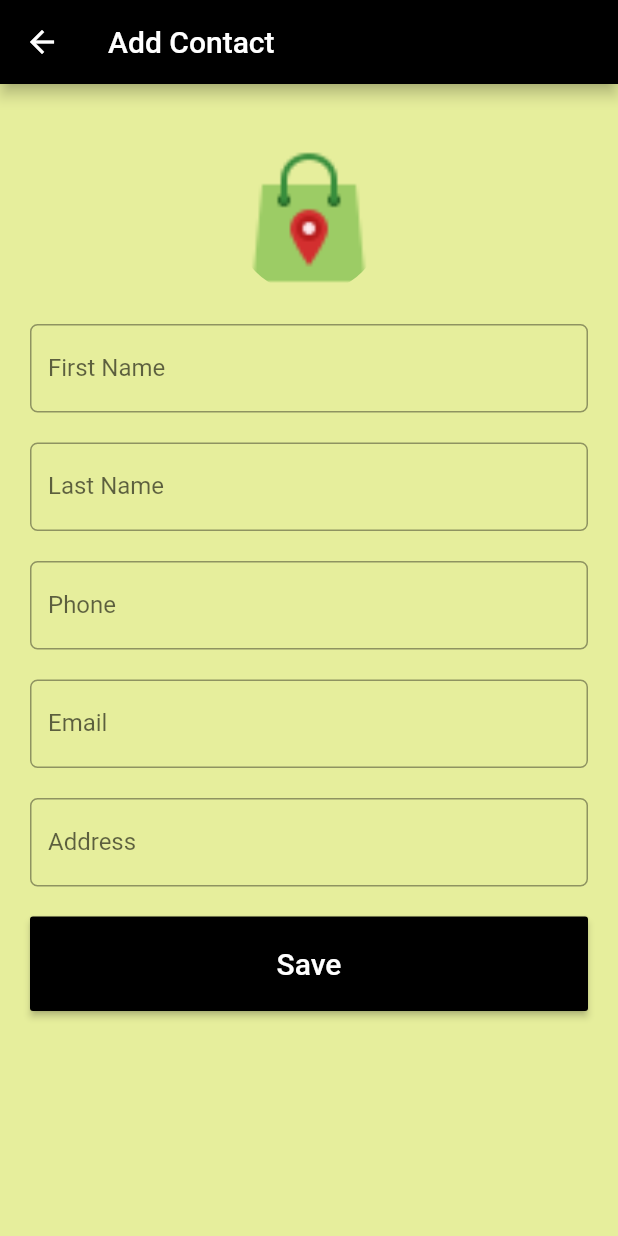
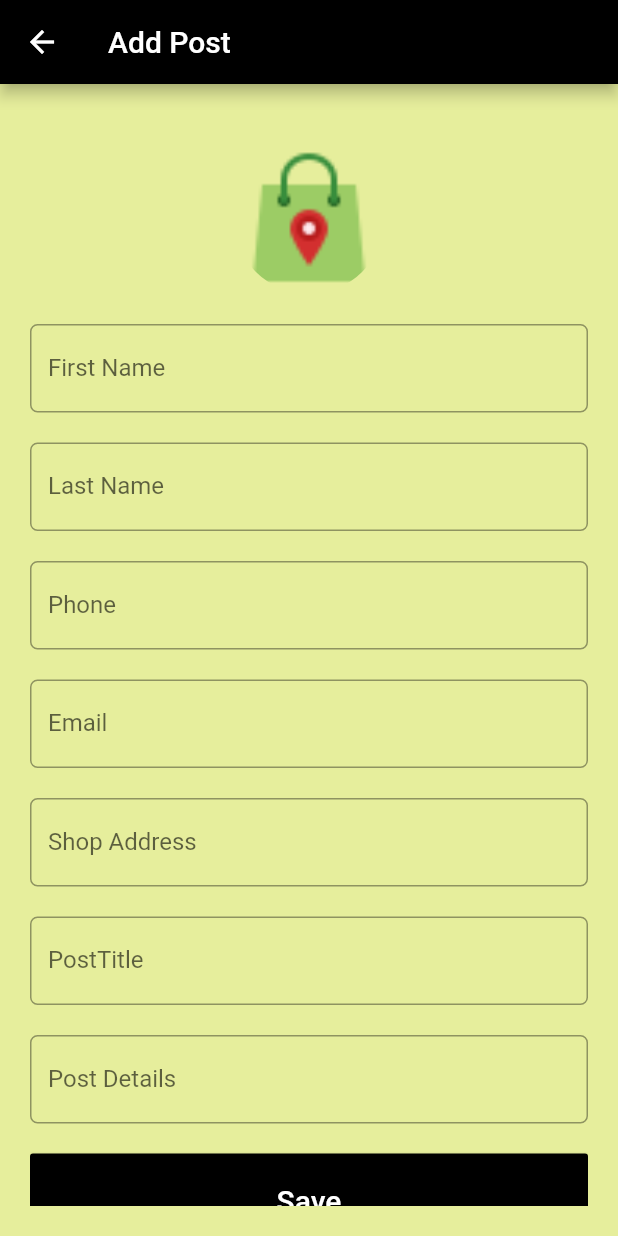
Before and after one commit to innthomas/eShopV2, a Flutter app: the screen it shows after launch, after a tap on the "add" icon, on a phone screen of 412 x 824 dp. Run offline on Flutter 3.47's test engine with Material 2 defaults, Android fonts, the phone set to English and light mode, and no system bars; our stand-ins replace firebase_database, firebase_storage, image_picker; accounts and stored records are empty.

Commit message:
edit files

```diff
--- a/lib/model/contact.dart
+++ b/lib/model/post.dart
@@ -1,6 +1,6 @@
 import 'package:firebase_database/firebase_database.dart';
 
-class Contact {
+class Post {
   String _id;
   String _firstName;
   String _lastName;
@@ -8,14 +8,24 @@ class Contact {
   String _email;
   String _address;
   String _photoUrl;
+  String _postTitle;
+  String _postDetails;
 
   // Constructor for add
-  Contact(this._firstName, this._lastName, this._phone, this._email,
-      this._address, this._photoUrl);
+  Post(this._firstName, this._lastName, this._phone, this._email, this._address,
+      this._photoUrl, this._postTitle, this._postDetails);
 
   // Constructor for edit
-  Contact.withId(this._id, this._firstName, this._lastName, this._phone,
-      this._email, this._address, this._photoUrl);
+  Post.withId(
+      this._id,
+      this._firstName,
+      this._lastName,
+      this._phone,
+      this._email,
+      this._address,
+      this._photoUrl,
+      this._postTitle,
+      this._postDetails);
 
   // Getters
   String get id => this._id;
@@ -25,6 +35,8 @@ class Contact {
   String get email => this._email;
   String get address => this._address;
   String get photoUrl => this._photoUrl;
+  String get postTitle => this._postTitle;
+  String get postDetails => this._postDetails;
 
   // Setters
   set firstName(String firstName) {
@@ -51,7 +63,15 @@ class Contact {
     this._photoUrl = photoUrl;
   }
 
-  Contact.fromSnapshot(DataSnapshot snapshot) {
+  set postTitle(String postTitle) {
+    this._postTitle = postTitle;
+  }
+
+  set postDetails(String postDetails) {
+    this._postDetails = postDetails;
+  }
+
+  Post.fromSnapshot(DataSnapshot snapshot) {
     this._id = snapshot.key;
     this._firstName = snapshot.value['firstName'];
     this._lastName = snapshot.value['lastName'];
@@ -59,6 +79,8 @@ class Contact {
     this._email = snapshot.value['email'];
     this._address = snapshot.value['address'];
     this._photoUrl = snapshot.value['photoUrl'];
+    this._postTitle = snapshot.value['postTitle'];
+    this._postDetails = snapshot.value['postDetails'];
   }
 
   Map<String, dynamic> toJson() {
@@ -68,7 +90,9 @@ class Contact {
       "phone": _phone,
       "email": _email,
       "address": _address,
-      "photoUrl": _photoUrl
+      "photoUrl": _photoUrl,
+      "postTitle": _postTitle,
+      "postDetails": _postDetails
     };
   }
 }
--- a/lib/screens/HomePage.dart
+++ b/lib/screens/HomePage.dart
@@ -1,6 +1,6 @@
 import 'package:flutter/material.dart';
-import 'add_contact.dart';
-import 'view_contact.dart';
+import 'add_post.dart';
+import 'view_post.dart';
 import 'package:firebase_database/firebase_database.dart';
 import 'package:firebase_database/ui/firebase_animated_list.dart';
 
@@ -14,13 +14,13 @@ class _HomePageState extends State<HomePage> {
 
   navigateToAddScreen() {
     Navigator.push(context, MaterialPageRoute(builder: (context) {
-      return AddContact();
+      return AddPost();
     }));
   }
 
   navigateToViewScreen(id) {
     Navigator.push(context, MaterialPageRoute(builder: (context) {
-      return ViewContact(id);
+      return ViewPost(id);
     }));
   }
 
@@ -75,10 +75,16 @@ class _HomePageState extends State<HomePage> {
                           crossAxisAlignment: CrossAxisAlignment.start,
                           children: <Widget>[
                             Text(
-                              "${snapshot.value['firstName']} ${snapshot.value['lastName']}",
+                              "${snapshot.value['postTitle']}",
                               style: TextStyle(
                                 fontSize: 20.0,
                                 fontWeight: FontWeight.bold,
+                              ),
+                            ),
+                            Text(
+                              "${snapshot.value['firstName']} ${snapshot.value['lastName']}",
+                              style: TextStyle(
+                                fontSize: 15.0,
                               ),
                             ),
                             SizedBox(height: 5.0),
--- a/lib/screens/add_contact.dart
+++ b/lib/screens/add_post.dart
@@ -1,4 +1,4 @@
-import 'package:eShop/model/contact.dart';
+import 'package:eShopV2/model/post.dart';
 import 'package:flutter/material.dart';
 import 'package:firebase_database/firebase_database.dart';
 import 'dart:io';
@@ -6,30 +6,42 @@ import 'package:image_picker/image_picker.dart';
 import 'package:firebase_storage/firebase_storage.dart';
 import 'package:path/path.dart';
 
-class AddContact extends StatefulWidget {
+class AddPost extends StatefulWidget {
   @override
-  _AddContactState createState() => _AddContactState();
+  _AddPostState createState() => _AddPostState();
 }
 
-class _AddContactState extends State<AddContact> {
+class _AddPostState extends State<AddPost> {
   DatabaseReference _databaseReference = FirebaseDatabase.instance.reference();
 
   String _firstName = '';
   String _lastName = '';
+  String _postTitle = '';
+  String _postDetails = '';
   String _phone = '';
   String _email = '';
   String _address = '';
   String _photoUrl = "empty";
 
-  saveContact(BuildContext context) async {
+  savePost(BuildContext context) async {
     if (_firstName.isNotEmpty &&
         _lastName.isNotEmpty &&
+        _postTitle.isNotEmpty &&
+        _postDetails.isNotEmpty &&
         _phone.isNotEmpty &&
         _email.isNotEmpty &&
         _address.isNotEmpty) {
-      Contact contact = Contact(this._firstName, this._lastName, this._phone,
-          this._email, this._address, this._photoUrl);
-      await _databaseReference.push().set(contact.toJson());
+      Post post = Post(
+        this._firstName,
+        this._lastName,
+        this._phone,
+        this._postTitle,
+        this._postDetails,
+        this._email,
+        this._address,
+        this._photoUrl,
+      );
+      await _databaseReference.push().set(post.toJson());
       navigateToLastScreen(context);
     } else {
       showDialog(
@@ -88,7 +100,7 @@ class _AddContactState extends State<AddContact> {
   Widget build(BuildContext context) {
     return Scaffold(
       appBar: AppBar(
-        title: Text("Add Contact"),
+        title: Text("Add Post"),
         backgroundColor: Colors.black,
       ),
       backgroundColor: Colors.lime.shade200,
@@ -198,7 +210,39 @@ class _AddContactState extends State<AddContact> {
                     });
                   },
                   decoration: InputDecoration(
-                    labelText: 'Address',
+                    labelText: 'Shop Address',
+                    border: OutlineInputBorder(
+                      borderRadius: BorderRadius.circular(5.0),
+                    ),
+                  ),
+                ),
+              ),
+              Container(
+                margin: EdgeInsets.only(top: 20.0),
+                child: TextField(
+                  onChanged: (value) {
+                    setState(() {
+                      _postTitle = value;
+                    });
+                  },
+                  decoration: InputDecoration(
+                    labelText: 'PostTitle',
+                    border: OutlineInputBorder(
+                      borderRadius: BorderRadius.circular(5.0),
+                    ),
+                  ),
+                ),
+              ),
+              Container(
+                margin: EdgeInsets.only(top: 20.0),
+                child: TextField(
+                  onChanged: (value) {
+                    setState(() {
+                      _postDetails = value;
+                    });
+                  },
+                  decoration: InputDecoration(
+                    labelText: 'Post Details',
                     border: OutlineInputBorder(
                       borderRadius: BorderRadius.circular(5.0),
                     ),
@@ -212,7 +256,7 @@ class _AddContactState extends State<AddContact> {
                   color: Colors.black,
                   padding: EdgeInsets.fromLTRB(100.0, 20.0, 100.0, 20.0),
                   onPressed: () {
-                    saveContact(context);
+                    savePost(context);
                   },
                   child: Text(
                     'Save',
--- a/lib/screens/edit_contact.dart
+++ b/lib/screens/edit_post.dart
@@ -1,4 +1,4 @@
-import 'package:eShop/model/contact.dart';
+import 'package:eShopV2/model/post.dart';
 import 'package:flutter/material.dart';
 import 'package:firebase_database/firebase_database.dart';
 import 'dart:io';
@@ -6,16 +6,16 @@ import 'package:firebase_storage/firebase_storage.dart';
 import 'package:image_picker/image_picker.dart';
 import 'package:path/path.dart';
 
-class EditContact extends StatefulWidget {
+class EditPost extends StatefulWidget {
   final String id;
-  EditContact(this.id);
+  EditPost(this.id);
   @override
-  _EditContactState createState() => _EditContactState(id);
+  _EditPostState createState() => _EditPostState(id);
 }
 
-class _EditContactState extends State<EditContact> {
+class _EditPostState extends State<EditPost> {
   String id;
-  _EditContactState(this.id);
+  _EditPostState(this.id);
 
   String _firstName = '';
   String _lastName = '';
@@ -23,6 +23,8 @@ class _EditContactState extends State<EditContact> {
   String _address = '';
   String _email = '';
   String _photoUrl;
+  String _postTitle;
+  String _postDetails;
 
   // handle text editing controller
 
@@ -31,6 +33,8 @@ class _EditContactState extends State<EditContact> {
   TextEditingController _poController = TextEditingController();
   TextEditingController _emController = TextEditingController();
   TextEditingController _adController = TextEditingController();
+  TextEditingController _titleController = TextEditingController();
+  TextEditingController _detailsController = TextEditingController();
 
   bool isLoading = true;
 
@@ -40,43 +44,57 @@ class _EditContactState extends State<EditContact> {
   @override
   void initState() {
     super.initState();
-    // get contact from firebase
-    this.getContact(id);
+    // get Post from firebase
+    this.getPost(id);
   }
 
-  getContact(id) async {
-    Contact contact;
+  getPost(id) async {
+    Post post;
     _databaseReference.child(id).onValue.listen((event) {
-      contact = Contact.fromSnapshot(event.snapshot);
+      post = Post.fromSnapshot(event.snapshot);
 
-      _fnController.text = contact.firstName;
-      _lnController.text = contact.lastName;
-      _poController.text = contact.phone;
-      _emController.text = contact.email;
-      _adController.text = contact.address;
+      _fnController.text = post.firstName;
+      _lnController.text = post.lastName;
+      _poController.text = post.phone;
+      _emController.text = post.email;
+      _adController.text = post.address;
+      _titleController.text = post.postTitle;
+      _detailsController.text = post.postDetails;
 
       setState(() {
-        _firstName = contact.firstName;
-        _lastName = contact.lastName;
-        _phone = contact.phone;
-        _email = contact.email;
-        _address = contact.address;
-        _photoUrl = contact.photoUrl;
+        _firstName = post.firstName;
+        _lastName = post.lastName;
+        _phone = post.phone;
+        _email = post.email;
+        _address = post.address;
+        _photoUrl = post.photoUrl;
+        _postTitle = post.postTitle;
+        _postDetails = post.postDetails;
         isLoading = false;
       });
     });
   }
 
-  // update contact
-  updateContact(BuildContext context) async {
+  // update Post
+  updatePost(BuildContext context) async {
     if (_firstName.isNotEmpty &&
         _lastName.isNotEmpty &&
         _phone.isNotEmpty &&
+        _postTitle.isNotEmpty &&
+        _postDetails.isNotEmpty &&
         _email.isNotEmpty &&
         _address.isNotEmpty) {
-      Contact contact = Contact.withId(this.id, this._firstName, this._lastName,
-          this._phone, this._email, this._address, this._photoUrl);
-      await _databaseReference.child(id).set(contact.toJson());
+      Post post = Post.withId(
+          this.id,
+          this._firstName,
+          this._lastName,
+          this._postTitle,
+          this._postDetails,
+          this._phone,
+          this._email,
+          this._address,
+          this._photoUrl);
+      await _databaseReference.child(id).set(post.toJson());
       navigateToLastScreen(context);
     } else {
       showDialog(
@@ -140,7 +158,7 @@ class _EditContactState extends State<EditContact> {
   Widget build(BuildContext context) {
     return Scaffold(
       appBar: AppBar(
-        title: Text("Edit Contact"),
+        title: Text("Edit Post"),
         backgroundColor: Colors.black,
       ),
       backgroundColor: Colors.lime.shade200,
@@ -261,13 +279,45 @@ class _EditContactState extends State<EditContact> {
                         ),
                       ),
                     ),
+                    Container(
+                      margin: EdgeInsets.only(top: 20.0),
+                      child: TextField(
+                        onChanged: (value) {
+                          setState(() {
+                            _postTitle = value;
+                          });
+                        },
+                        controller: _adController,
+                        decoration: InputDecoration(
+                          labelText: 'Post Title',
+                          border: OutlineInputBorder(
+                              borderRadius: BorderRadius.circular(5.0)),
+                        ),
+                      ),
+                    ),
+                    Container(
+                      margin: EdgeInsets.only(top: 20.0),
+                      child: TextField(
+                        onChanged: (value) {
+                          setState(() {
+                            _postDetails = value;
+                          });
+                        },
+                        controller: _adController,
+                        decoration: InputDecoration(
+                          labelText: 'Post Details',
+                          border: OutlineInputBorder(
+                              borderRadius: BorderRadius.circular(5.0)),
+                        ),
+                      ),
+                    ),
                     // update button
                     Container(
                       padding: EdgeInsets.only(top: 20.0),
                       child: RaisedButton(
                         padding: EdgeInsets.fromLTRB(100.0, 20.0, 100.0, 20.0),
                         onPressed: () {
-                          updateContact(context);
+                          updatePost(context);
                         },
                         color: Colors.black,
                         child: Text(
--- a/lib/screens/view_contact.dart
+++ b/lib/screens/view_post.dart
@@ -1,28 +1,28 @@
-import 'package:eShop/model/contact.dart';
-import 'package:eShop/screens/edit_contact.dart';
+import 'package:eShopV2/model/post.dart';
+import 'package:eShopV2/screens/edit_post.dart';
 import 'package:flutter/material.dart';
 import 'package:firebase_database/firebase_database.dart';
 import 'package:url_launcher/url_launcher.dart';
 
-class ViewContact extends StatefulWidget {
+class ViewPost extends StatefulWidget {
   final String id;
-  ViewContact(this.id);
+  ViewPost(this.id);
   @override
-  _ViewContactState createState() => _ViewContactState(id);
+  _ViewPostState createState() => _ViewPostState(id);
 }
 
-class _ViewContactState extends State<ViewContact> {
+class _ViewPostState extends State<ViewPost> {
   DatabaseReference _databaseReference = FirebaseDatabase.instance.reference();
 
   String id;
-  _ViewContactState(this.id);
-  Contact _contact;
+  _ViewPostState(this.id);
+  Post _post;
   bool isLoading = true;
 
-  getContact(id) async {
+  getPost(id) async {
     _databaseReference.child(id).onValue.listen((event) {
       setState(() {
-        _contact = Contact.fromSnapshot(event.snapshot);
+        _post = Post.fromSnapshot(event.snapshot);
         isLoading = false;
       });
     });
@@ -31,7 +31,7 @@ class _ViewContactState extends State<ViewContact> {
   @override
   void initState() {
     super.initState();
-    this.getContact(id);
+    this.getPost(id);
   }
 
   callAction(String number) async {
@@ -52,14 +52,14 @@ class _ViewContactState extends State<ViewContact> {
     }
   }
 
-  deleteContact() {
+  deletePost() {
     showDialog(
         context: context,
         builder: (BuildContext context) {
           return AlertDialog(
             backgroundColor: Colors.lime.shade200,
             title: Text("Delete?"),
-            content: Text("Delete Contact?"),
+            content: Text("Delete Post?"),
             actions: <Widget>[
               FlatButton(
                 child: Text('Cancel'),
@@ -84,7 +84,7 @@ class _ViewContactState extends State<ViewContact> {
 
   navigateToEditScreen(id) {
     Navigator.push(context, MaterialPageRoute(builder: (context) {
-      return EditContact(id);
+      return EditPost(id);
     }));
   }
 
@@ -98,7 +98,7 @@ class _ViewContactState extends State<ViewContact> {
     return Scaffold(
       appBar: AppBar(
         backgroundColor: Colors.black,
-        title: Text("View Contact"),
+        title: Text("View Post "),
       ),
       backgroundColor: Colors.lime.shade700,
       body: Container(
@@ -113,9 +113,9 @@ class _ViewContactState extends State<ViewContact> {
                       height: 200.0,
                       child: Image(
                         //
-                        image: _contact.photoUrl == "empty"
+                        image: _post.photoUrl == "empty"
                             ? AssetImage("assets/logo.png")
-                            : NetworkImage(_contact.photoUrl),
+                            : NetworkImage(_post.photoUrl),
                         fit: BoxFit.contain,
                       )),
                   //name
@@ -132,8 +132,28 @@ class _ViewContactState extends State<ViewContact> {
                               width: 10.0,
                             ),
                             Text(
-                              "${_contact.firstName} ${_contact.lastName}",
+                              "${_post.firstName} ${_post.lastName}",
                               style: TextStyle(fontSize: 20.0),
+                            ),
+                          ],
+                        )),
+                  ),
+                  //post details
+                  Card(
+                    color: Colors.lime.shade200,
+                    elevation: 2.0,
+                    child: Container(
+                        margin: EdgeInsets.all(20.0),
+                        width: double.maxFinite,
+                        child: Row(
+                          children: <Widget>[
+                            Icon(Icons.details),
+                            Container(
+                              width: 10.0,
+                            ),
+                            Text(
+                              _post.postDetails,
+                              style: TextStyle(fontSize: 14.0),
                             ),
                           ],
                         )),
@@ -152,7 +172,7 @@ class _ViewContactState extends State<ViewContact> {
                               width: 10.0,
                             ),
                             Text(
-                              _contact.phone,
+                              _post.phone.toString(),
                               style: TextStyle(fontSize: 20.0),
                             ),
                           ],
@@ -172,7 +192,7 @@ class _ViewContactState extends State<ViewContact> {
                               width: 10.0,
                             ),
                             Text(
-                              _contact.email,
+                              _post.email,
                               style: TextStyle(fontSize: 20.0),
                             ),
                           ],
@@ -192,7 +212,7 @@ class _ViewContactState extends State<ViewContact> {
                               width: 10.0,
                             ),
                             Text(
-                              _contact.address,
+                              _post.address,
                               style: TextStyle(fontSize: 20.0),
                             ),
                           ],
@@ -213,7 +233,7 @@ class _ViewContactState extends State<ViewContact> {
                               icon: Icon(Icons.phone),
                               color: Colors.black,
                               onPressed: () {
-                                callAction(_contact.phone);
+                                callAction(_post.phone);
                               },
                             ),
                             IconButton(
@@ -221,7 +241,7 @@ class _ViewContactState extends State<ViewContact> {
                               icon: Icon(Icons.message),
                               color: Colors.black,
                               onPressed: () {
-                                smsAction(_contact.phone);
+                                smsAction(_post.phone);
                               },
                             )
                           ],
@@ -250,7 +270,7 @@ class _ViewContactState extends State<ViewContact> {
                               icon: Icon(Icons.delete),
                               color: Colors.black,
                               onPressed: () {
-                                deleteContact();
+                                deletePost();
                               },
                             )
                           ],
--- a/pubspec.yaml
+++ b/pubspec.yaml
@@ -52,7 +52,7 @@ flutter:
 
   # To add assets to your application, add an assets section, like this:
   assets:
-      - assets/
+    - assets/
   #   - images/a_dot_burr.jpeg
   #   - images/a_dot_ham.jpeg
 
```
Also changed, not shown: 1 other file.
